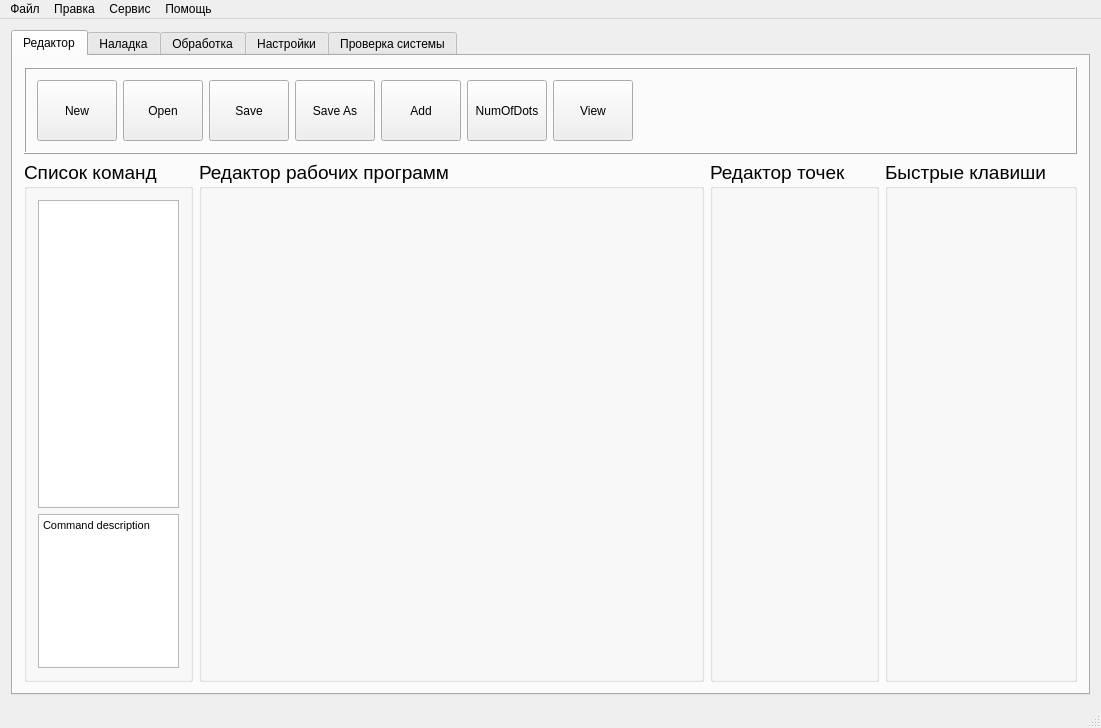
Above: KAMEditor/mainwindow.ui from Xtail96/SML before the change. Below: the same form after it.
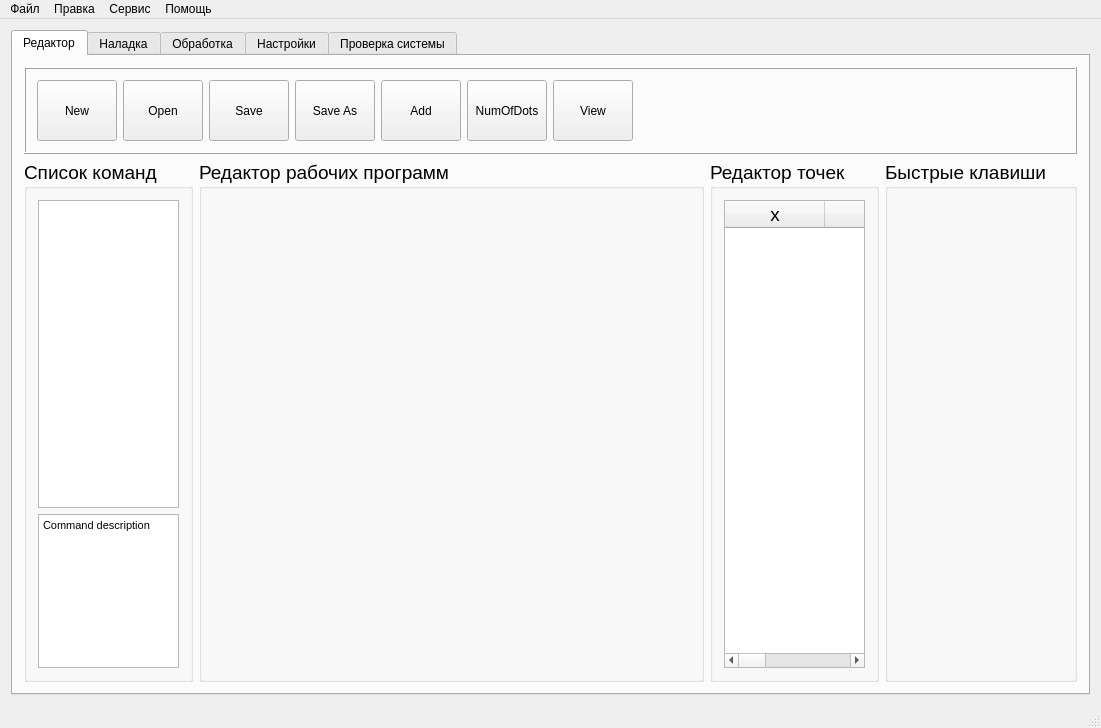
That is the form after the change. The open tabs and pages were chosen to show the change.

Commit message: - Добавлена таблица с точками во вкладке "Редактор"

```diff
--- a/KAMEditor/mainwindow.ui
+++ b/KAMEditor/mainwindow.ui
@@ -209,6 +209,37 @@
           <property name="checkable">
            <bool>false</bool>
           </property>
+          <layout class="QGridLayout" name="gridLayout_16">
+           <item row="0" column="0">
+            <widget class="QTableWidget" name="points_table_widget_2">
+             <column>
+              <property name="text">
+               <string>x</string>
+              </property>
+             </column>
+             <column>
+              <property name="text">
+               <string>y</string>
+              </property>
+             </column>
+             <column>
+              <property name="text">
+               <string>z</string>
+              </property>
+             </column>
+             <column>
+              <property name="text">
+               <string>a</string>
+              </property>
+             </column>
+             <column>
+              <property name="text">
+               <string>b</string>
+              </property>
+             </column>
+            </widget>
+           </item>
+          </layout>
          </widget>
         </item>
         <item row="1" column="1">
```
Left out of the diff: 2 changed lines with no effect on the pictures. The commit also changes 1 other file.
